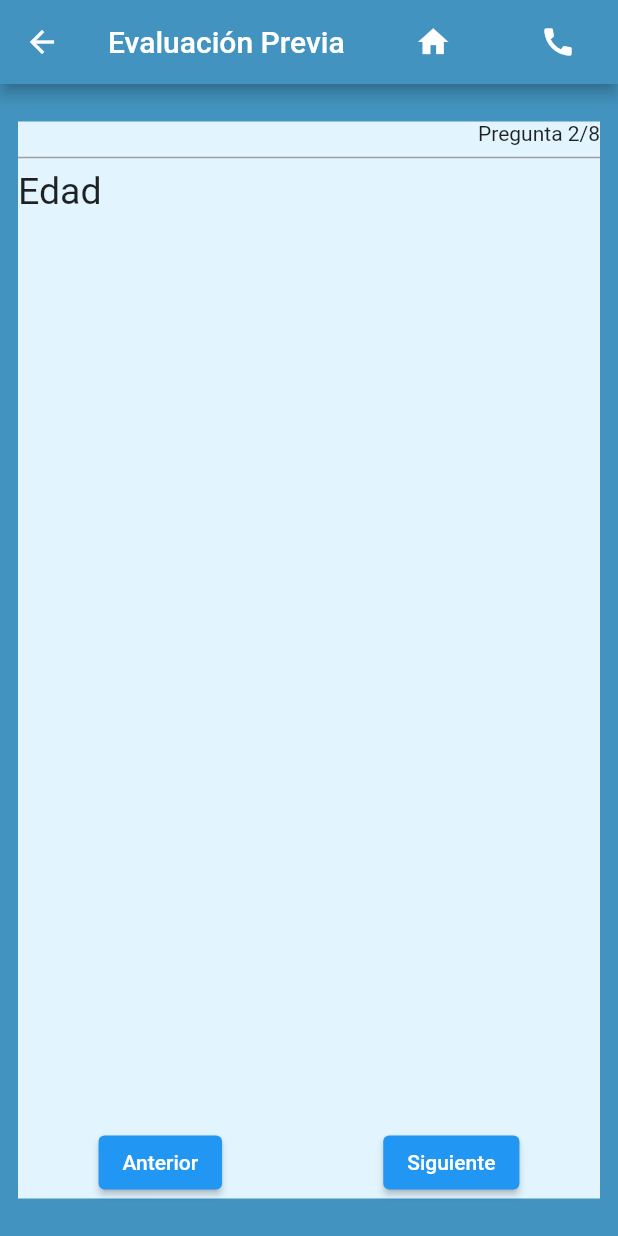
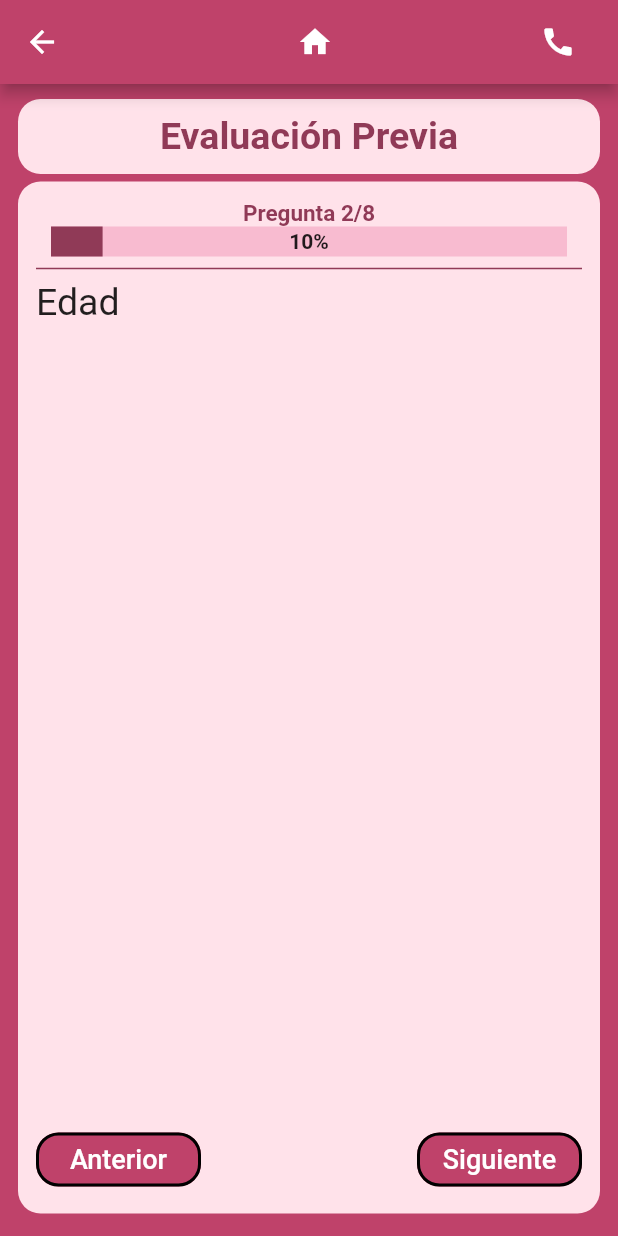
Before and after one commit to xxHarper/serenev1, a Flutter app: the EvaluationPage screen opened directly, after a tap on "Siguiente", on a phone screen of 412 x 824 dp. Run offline on Flutter 3.47's test engine with Material 2 defaults, Android fonts, the phone set to English and light mode, and no system bars; drawn by our look-alikes of percent_indicator; our stand-ins replace animated_text_kit, better_player, cloud_firestore, firebase_auth, firebase_core, firebase_messaging and 5 more; accounts and stored records are empty.

Commit message:
Se agregó la progress bar, optimizacion de codigo y limpieza en el historial de push

```diff
--- a/lib/pages/evaluation_page.dart
+++ b/lib/pages/evaluation_page.dart
@@ -2,9 +2,13 @@ import 'dart:convert';
 
 import 'package:flutter/material.dart';
 import 'package:flutter/services.dart';
+import 'package:percent_indicator/linear_percent_indicator.dart';
+import 'package:serenev1/components/my_simple_button.dart';
+import 'package:serenev1/components/my_simple_container.dart';
 import 'package:serenev1/pages/results_page.dart';
 
 import '../components/my_simple_app_bar.dart';
+import '../components/my_top_module_title.dart';
 import '../models/question_model.dart';
 import '../services/local_storage.dart';
 import '../models/option_widget.dart';
@@ -22,9 +26,11 @@ class _EvaluationPageState extends State<EvaluationPage> {
 
   List _items = [];
   List<Question> questions = [];
+  double percent = 0.0;
 
-  final Color back = const Color(0xff4293BF);
-  final Color lightBackground = const Color(0xffE2F5FF);
+  final Color back = const Color(0xffBF426A);
+  final Color lightBackground = const Color(0xffFFE2EA);
+  final Color letter = const Color(0xff903A57);
 
   Future readJson() async {
     final String response =
@@ -49,7 +55,8 @@ class _EvaluationPageState extends State<EvaluationPage> {
 
     setState(() {
       for (var i = 0; i < nOptions; i++) {
-        _options.add(Option(text: question["option"][i].toString(), reflection: "xd"));
+        _options.add(
+            Option(text: question["option"][i].toString(), reflection: "xd"));
       }
     });
 
@@ -80,65 +87,137 @@ class _EvaluationPageState extends State<EvaluationPage> {
   @override
   Widget build(BuildContext context) {
     return Scaffold(
-      appBar: MySimpleAppBar(
-          back: back,
+      appBar: MySimpleAppBar(back: back, lightBackground: lightBackground),
+      backgroundColor: back,
+      body: Padding(
+        padding: const EdgeInsets.symmetric(horizontal: 12.0, vertical: 10.0),
+        child: Column(
+          crossAxisAlignment: CrossAxisAlignment.center,
+          children: [
+            MyTopModuleTitle(
+                height: 50,
                 title: "Evaluación Previa",
+                letter: letter,
                 lightBackground: lightBackground),
-      /* AppBar(
-        title: Text("Evaluación Previa"),
-        backgroundColor: Color(0xff4293BF),
-      ) */
-      body: Container(
-        width: double.infinity,
-        /* BACKGROUND COLOR  */
-        color: Color(0xff4293BF),
-        child: Container(
-          color: Color(0xffE2F5FF),
-          /* margin: EdgeInsets.all(15.0), */
-          margin: EdgeInsets.symmetric(vertical: 25, horizontal: 12),
+
+            // QUIZ
+            Expanded(
+              child: MySimpleContainer(
+                  lightBackground: lightBackground,
                   child: Column(
-            crossAxisAlignment: CrossAxisAlignment.end,
+                    crossAxisAlignment: CrossAxisAlignment.center,
                     children: [
-              Text("Pregunta $_questionNumber/${_items.length}"),
+                      // CONTADOR
+                      Text(
+                        "Pregunta $_questionNumber/${_items.length}",
+                        style: TextStyle(
+                          color: letter,
+                          fontSize: 15,
+                          fontWeight: FontWeight.bold,
+                        ),
+                      ),
+
+                      // PROGRESS BAR
+                      LinearPercentIndicator(
+                        animation: true,
+                        animateFromLastPercent: true,
+                        animationDuration: 1000,
+                        lineHeight: 20,
+                        percent: percent,
+                        progressColor: letter,
+                        backgroundColor: Colors.pink.shade100,
+                        center: const Text(
+                          "10%",
+                          style: TextStyle(fontWeight: FontWeight.bold),
+                        ),
+                      ),
+
+                      // DIVISON LINE
                       Divider(
                         thickness: 1,
-                color: Colors.grey,
+                        color: letter,
                       ),
+
+                      // QUESTIONS
                       Expanded(
                         child: PageView.builder(
                           controller: _controller,
                           itemCount: _items.length,
-                  physics: NeverScrollableScrollPhysics(),
+                          physics: const NeverScrollableScrollPhysics(),
                           itemBuilder: (context, index) {
                             final _question = questions[index];
                             return buildQuestion(_question);
                           },
                         ),
                       ),
+
+                      // BUTTONS
                       Row(
-                mainAxisAlignment: MainAxisAlignment.spaceAround,
+                        mainAxisAlignment: MainAxisAlignment.spaceBetween,
                         children: [
-                  ElevatedButton(
+                          // BACK BUTTON
+                          Visibility(
+                            visible: _questionNumber > 1 ? true : false,
+                            child: MySimpleButton(
                               onPressed: () {
                                 _controller!.previousPage(
-                            duration: Duration(milliseconds: 50),
+                                    duration: const Duration(milliseconds: 50),
                                     curve: Curves.easeInExpo);
 
                                 setState(() {
                                   if (_questionNumber > 1) {
                                     _questionNumber--;
+                                    percent -= 0.1;
                                   }
 
-                          LocalStorage.prefs
-                              .setInt("questionNumber", _questionNumber);
+                                  LocalStorage.prefs.setInt(
+                                      "questionNumber", _questionNumber);
                                 });
                               },
-                      child: Text("Anterior")),
-                  buildElevatedButton(),
+                              txt: "Anterior",
+                              back: back,
+                              txtColor: Colors.white,
+                              btnWidth: 110,
+                            ),
+                          ),
+
+                          // NEXT BUTTON
+                          MySimpleButton(
+                            onPressed: () {
+                              if (_questionNumber < questions.length) {
+                                /* readJson(); */
+                                _controller!.nextPage(
+                                    duration: const Duration(milliseconds: 50),
+                                    curve: Curves.easeInExpo);
+
+                                setState(() {
+                                  percent += 0.1;
+                                  _questionNumber++;
+                                  /* print("VALE ESTO: ${_questionNumber}"); */
+                                  LocalStorage.prefs.setInt(
+                                      "questionNumber", _questionNumber);
+                                });
+                              } else {
+                                Navigator.pushReplacement(
+                                    context,
+                                    MaterialPageRoute(
+                                        builder: (context) =>
+                                            const ResultsPage()));
+                              }
+                            },
+                            txt: _questionNumber < questions.length
+                                ? "Siguiente"
+                                : "Ver Resultado",
+                            back: back,
+                            txtColor: Colors.white,
+                            btnWidth: 110,
+                          )
                         ],
+                      )
+                    ],
+                  )),
             ),
           ],
-          ),
         ),
       ),
     );
--- a/pubspec.yaml
+++ b/pubspec.yaml
@@ -49,6 +49,7 @@ dependencies:
   animations: ^2.0.7
   shared_preferences: ^2.1.2
   url_launcher: ^6.1.11
+  percent_indicator: ^4.2.3
 
 dev_dependencies:
   flutter_test:
```
Also changed, not shown: lib/components/my_simple_app_bar.dart (+4 -4 lines), lib/pages/evaluation_video.dart (added, +63 -0 lines), lib/pages/home_page.dart (+14 -14 lines), lib/videos/video_screen.dart (+7 -3 lines), pubspec.lock. Lines whose indentation alone changed are shown as unchanged.
